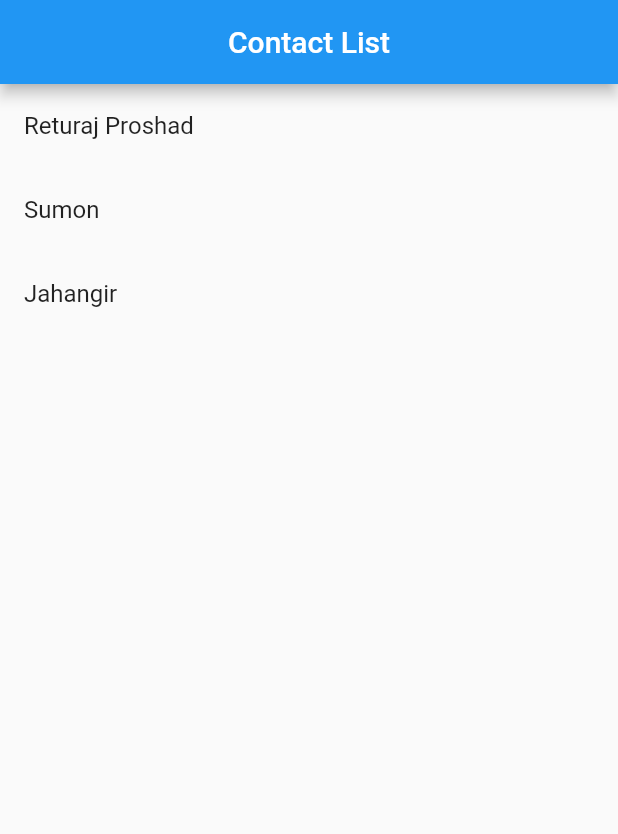
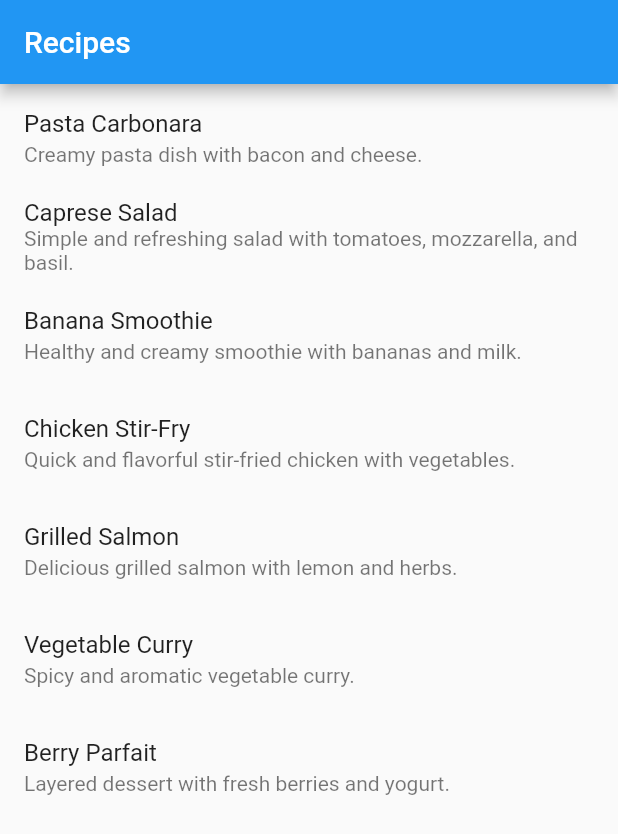
Before and after one commit to ReturajProshad/live_test_module_8, a Flutter app: the screen it shows after launch, on a phone screen of 412 x 824 dp. Shown: the top 834 px of the screen. Run offline on Flutter 3.47's test engine with Material 2 defaults, Android fonts, the phone set to English and light mode, and no system bars.

```diff
--- /dev/null
+++ b/assets/recipes.json
@@ -0,0 +1,39 @@
+{
+    "recipes": [
+      {
+        "title": "Pasta Carbonara",
+        "description": "Creamy pasta dish with bacon and cheese.",
+        "ingredients": ["spaghetti", "bacon", "egg", "cheese"]
+      },
+      {
+        "title": "Caprese Salad",
+        "description": "Simple and refreshing salad with tomatoes, mozzarella, and basil.",
+        "ingredients": ["tomatoes", "mozzarella", "basil"]
+      },
+      {
+        "title": "Banana Smoothie",
+        "description": "Healthy and creamy smoothie with bananas and milk.",
+        "ingredients": ["bananas", "milk"]
+      },
+      {
+        "title": "Chicken Stir-Fry",
+        "description": "Quick and flavorful stir-fried chicken with vegetables.",
+        "ingredients": ["chicken breast", "broccoli", "carrot", "soy sauce"]
+      },
+      {
+        "title": "Grilled Salmon",
+        "description": "Delicious grilled salmon with lemon and herbs.",
+        "ingredients": ["salmon fillet", "lemon", "olive oil", "dill"]
+      },
+      {
+        "title": "Vegetable Curry",
+        "description": "Spicy and aromatic vegetable curry.",
+        "ingredients": ["mixed vegetables", "coconut milk", "curry powder"]
+      },
+      {
+        "title": "Berry Parfait",
+        "description": "Layered dessert with fresh berries and yogurt.",
+        "ingredients": ["berries", "yogurt", "granola"]
+      }
+    ]
+  }
--- a/lib/main.dart
+++ b/lib/main.dart
@@ -1,4 +1,6 @@
 import 'package:flutter/material.dart';
+
+import 'recipe_list.dart';
 
 void main() {
   runApp(MyApp());
@@ -8,104 +10,12 @@ class MyApp extends StatelessWidget {
   @override
   Widget build(BuildContext context) {
     return MaterialApp(
-      title: 'Contact List',
-      theme: ThemeData(
-        primarySwatch: Colors.blue,
+      title: 'Recipe App',
+      theme: ThemeData(primarySwatch: Colors.blue),
+      home: Scaffold(
+        appBar: AppBar(title: Text('Recipes')),
+        body: RecipeList(),
       ),
-      home: HomePage(),
     );
   }
 }
-
-class HomePage extends StatelessWidget {
-  final List<Contact> contacts = [
-    Contact(
-      name: 'Returaj Proshad',
-      email: 'Returajsumon0808@gmail.com',
-      phoneNumber: '+8801797602810',
-    ),
-    Contact(
-      name: 'Sumon',
-      email: 'sumon0908@gmail.com',
-      phoneNumber: '+880192218871',
-    ),
-    Contact(
-      name: 'Jahangir',
-      email: 'Jahangirmiya@gmail.com',
-      phoneNumber: "01853023018",
-    ),
-  ];
-
-  @override
-  Widget build(BuildContext context) {
-    return Scaffold(
-      appBar: AppBar(
-        title: const Text(" Contact List "),
-        centerTitle: true,
-      ),
-      body: ListView.builder(
-        itemCount: contacts.length,
-        itemBuilder: (context, index) {
-          return ListTile(
-            title: Text(contacts[index].name),
-           // subtitle: Text(contacts[index].email),
-            onTap: () {
-              showContactDetails(context, contacts[index]);
-            },
-          );
-        },
-      ),
-    );
-  }
-
-void showContactDetails(BuildContext context, Contact contact) {
-  showModalBottomSheet(
-    context: context,
-    builder: (context) {
-      return GestureDetector(
-        onTap: () {
-          Navigator.of(context).pop();
-        },
-        child: Container(
-          padding: const EdgeInsets.all(16),
-          child: Column(
-            mainAxisSize: MainAxisSize.min,
-            crossAxisAlignment: CrossAxisAlignment.start,
-            children: [
-             const Text(
-                'Contact Details',
-                style: TextStyle(
-                  fontSize: 18,
-                  fontWeight: FontWeight.bold,
-                ),
-              ),
-             const SizedBox(height: 16),
-              Text(
-                'Name: ${contact.name}',
-                style: const TextStyle(fontSize: 16),
-              ),
-              Text(
-                'Email: ${contact.email}',
-                style: const TextStyle(fontSize: 16),
-              ),
-              Text(
-                'Number: ${contact.phoneNumber}',
-                style: const TextStyle(fontSize: 16),
-              ),
-            ],
-          ),
-        ),
-      );
-    },
-  );
-}
-
-}
-
-class Contact {
-  final String name;
-  final String email;
-  final String phoneNumber;
-
-  Contact({required this.name, required this.email, required this.phoneNumber});
-}
--- /dev/null
+++ b/lib/recipe_list.dart
@@ -0,0 +1,75 @@
+import 'dart:convert';
+
+import 'package:flutter/material.dart';
+import 'package:flutter/services.dart';
+
+import 'recipe_model.dart';
+
+class RecipeList extends StatefulWidget {
+  @override
+  _RecipeListState createState() => _RecipeListState();
+}
+
+class _RecipeListState extends State<RecipeList> {
+  late Future<List<Recipe>> _recipeListFuture;
+
+  @override
+  void initState() {
+    super.initState();
+    _recipeListFuture = _fetchRecipeList();
+  }
+
+ Future<List<Recipe>> _fetchRecipeList() async {
+  final jsonString = await rootBundle.loadString('assets/recipes.json');
+  final jsonList = json.decode(jsonString)['recipes'] as List;
+  return jsonList.map((json) => Recipe.fromJson(json)).toList();
+}
+
+
+  @override
+  Widget build(BuildContext context) {
+    return FutureBuilder<List<Recipe>>(
+      future: _recipeListFuture,
+      builder: (context, snapshot) {
+        if (snapshot.hasData) {
+          final recipes = snapshot.data!;
+          return ListView.builder(
+            itemCount: recipes.length,
+            itemBuilder: (context, index) {
+              final recipe = recipes[index];
+              return ListTile(
+                title: Text(recipe.title),
+                subtitle: Text(recipe.description),
+                onTap: () {
+                  showDialog(
+                    context: context,
+                   builder: (context) {
+                     return AlertDialog(
+                      title:  Text("ingredients of :${recipe.title}"),
+                      content: Column(
+                        mainAxisSize: MainAxisSize.min,
+                        children: [
+
+                            Text(recipe.ingredients.toString()),
+                            ElevatedButton(onPressed: (){
+                              Navigator.pop(context);
+                              },
+                              child: Text("close"))
+                        ],
+                      ),
+                     );
+                   }
+                   );
+                },
+              );
+            },
+          );
+        } else if (snapshot.hasError) {
+          return Center(child: Text('Error: ${snapshot.error}'));
+        } else {
+          return Center(child: CircularProgressIndicator());
+        }
+      },
+    );
+  }
+}
--- /dev/null
+++ b/lib/recipe_model.dart
@@ -0,0 +1,19 @@
+class Recipe {
+  final String title;
+  final String description;
+  final List<String> ingredients;
+
+  Recipe({
+    required this.title,
+    required this.description,
+    required this.ingredients,
+  });
+
+  factory Recipe.fromJson(Map<String, dynamic> json) {
+    return Recipe(
+      title: json['title'],
+      description: json['description'],
+      ingredients: List<String>.from(json['ingredients']),
+    );
+  }
+}
--- a/pubspec.yaml
+++ b/pubspec.yaml
@@ -39,7 +39,8 @@ dependencies:
 dev_dependencies:
   flutter_test:
     sdk: flutter
-
+  http: ^0.13.4
+  flutter_staggered_grid_view: ^0.4.0
   # The "flutter_lints" package below contains a set of recommended lints to
   # encourage good coding practices. The lint set provided by the package is
   # activated in the `analysis_options.yaml` file located at the root of your
@@ -52,6 +53,8 @@ dev_dependencies:
 
 # The following section is specific to Flutter packages.
 flutter:
+  assets:
+    - assets/recipes.json
 
   # The following line ensures that the Material Icons font is
   # included with your application, so that you can use the icons in
```
